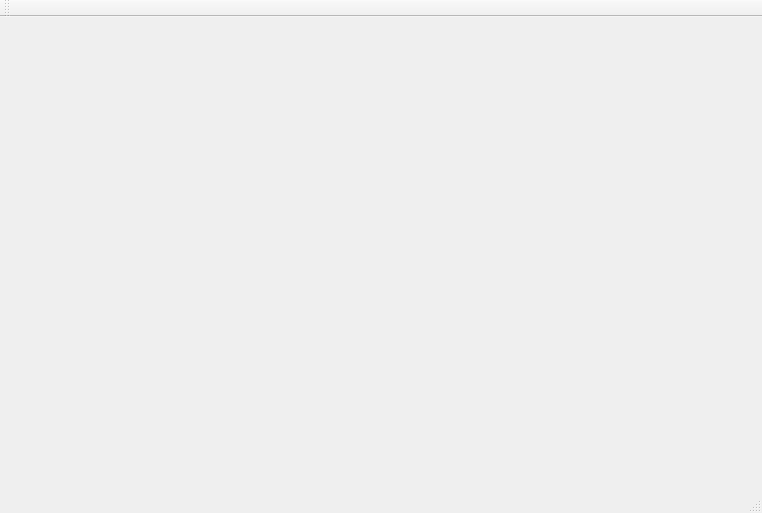
The window that GameWindow.ui (Nexen23/Snake) describes before a commit, drawn with Qt 5.
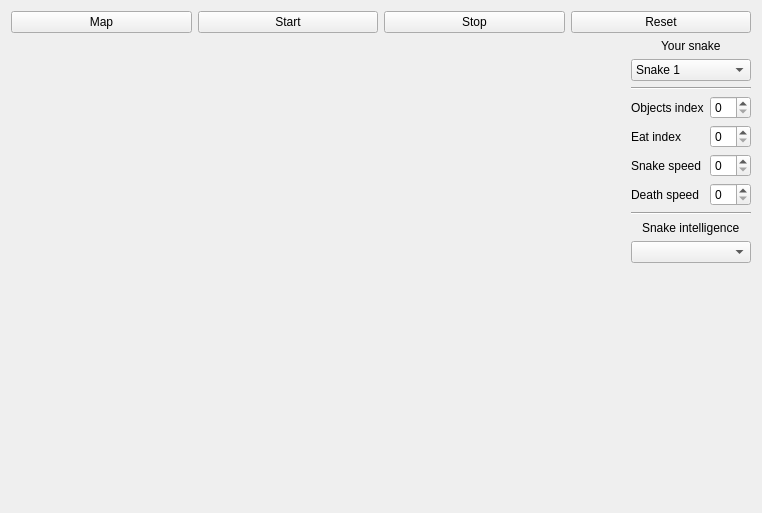
The same window after the commit.

Commit message: Добавлен интерфейс игрового окна и привязка кнопок к функциям

Patch:
```diff
--- a/GameWindow.ui
+++ b/GameWindow.ui
@@ -13,26 +13,215 @@
   <property name="windowTitle">
    <string>MainWindow</string>
   </property>
-  <widget class="QWidget" name="centralWidget"/>
-  <widget class="QMenuBar" name="menuBar">
-   <property name="geometry">
-    <rect>
-     <x>0</x>
-     <y>0</y>
-     <width>762</width>
-     <height>21</height>
-    </rect>
-   </property>
+  <widget class="QWidget" name="centralWidget">
+   <layout class="QGridLayout" name="gridLayout_2">
+    <item row="0" column="0" colspan="2">
+     <layout class="QHBoxLayout" name="horizontalLayout">
+      <property name="spacing">
+       <number>6</number>
+      </property>
+      <property name="sizeConstraint">
+       <enum>QLayout::SetNoConstraint</enum>
+      </property>
+      <item>
+       <widget class="QPushButton" name="map_button">
+        <property name="text">
+         <string>Map</string>
+        </property>
+       </widget>
+      </item>
+      <item>
+       <widget class="QPushButton" name="start_button">
+        <property name="enabled">
+         <bool>true</bool>
+        </property>
+        <property name="text">
+         <string>Start</string>
+        </property>
+       </widget>
+      </item>
+      <item>
+       <widget class="QPushButton" name="stop_button">
+        <property name="text">
+         <string>Stop</string>
+        </property>
+       </widget>
+      </item>
+      <item>
+       <widget class="QPushButton" name="reset_button">
+        <property name="text">
+         <string>Reset</string>
+        </property>
+       </widget>
+      </item>
+     </layout>
+    </item>
+    <item row="1" column="0">
+     <layout class="QGridLayout" name="gridLayout">
+      <item row="0" column="0">
+       <spacer name="horizontalSpacer">
+        <property name="orientation">
+         <enum>Qt::Horizontal</enum>
+        </property>
+        <property name="sizeHint" stdset="0">
+         <size>
+          <width>40</width>
+          <height>20</height>
+         </size>
+        </property>
+       </spacer>
+      </item>
+     </layout>
+    </item>
+    <item row="1" column="1">
+     <layout class="QGridLayout" name="gridLayout_3">
+      <item row="13" column="0" colspan="2">
+       <spacer name="verticalSpacer">
+        <property name="orientation">
+         <enum>Qt::Vertical</enum>
+        </property>
+        <property name="sizeHint" stdset="0">
+         <size>
+          <width>20</width>
+          <height>40</height>
+         </size>
+        </property>
+       </spacer>
+      </item>
+      <item row="5" column="0">
+       <widget class="QLabel" name="label_2">
+        <property name="text">
+         <string>Objects index</string>
+        </property>
+       </widget>
+      </item>
+      <item row="6" column="1">
+       <widget class="QDoubleSpinBox" name="eat_index">
+        <property name="decimals">
+         <number>0</number>
+        </property>
+        <property name="maximum">
+         <double>10.000000000000000</double>
+        </property>
+        <property name="singleStep">
+         <double>1.000000000000000</double>
+        </property>
+       </widget>
+      </item>
+      <item row="2" column="0" colspan="2">
+       <widget class="QComboBox" name="select_snake">
+        <item>
+         <property name="text">
+          <string>Snake 1</string>
+         </property>
+        </item>
+        <item>
+         <property name="text">
+          <string>Snake 2</string>
+         </property>
+        </item>
+        <item>
+         <property name="text">
+          <string>Snake 3</string>
+         </property>
+        </item>
+       </widget>
+      </item>
+      <item row="7" column="1">
+       <widget class="QDoubleSpinBox" name="snake_speed">
+        <property name="decimals">
+         <number>0</number>
+        </property>
+        <property name="maximum">
+         <double>10.000000000000000</double>
+        </property>
+        <property name="singleStep">
+         <double>1.000000000000000</double>
+        </property>
+       </widget>
+      </item>
+      <item row="10" column="0" colspan="2">
+       <widget class="Line" name="line_4">
+        <property name="orientation">
+         <enum>Qt::Horizontal</enum>
+        </property>
+       </widget>
+      </item>
+      <item row="1" column="0" colspan="2" alignment="Qt::AlignHCenter">
+       <widget class="QLabel" name="label">
+        <property name="text">
+         <string>Your snake</string>
+        </property>
+       </widget>
+      </item>
+      <item row="6" column="0">
+       <widget class="QLabel" name="label_3">
+        <property name="text">
+         <string>Eat index</string>
+        </property>
+       </widget>
+      </item>
+      <item row="5" column="1">
+       <widget class="QDoubleSpinBox" name="object_index">
+        <property name="decimals">
+         <number>0</number>
+        </property>
+        <property name="maximum">
+         <double>10.000000000000000</double>
+        </property>
+        <property name="singleStep">
+         <double>1.000000000000000</double>
+        </property>
+       </widget>
+      </item>
+      <item row="7" column="0">
+       <widget class="QLabel" name="label_4">
+        <property name="text">
+         <string>Snake speed</string>
+        </property>
+       </widget>
+      </item>
+      <item row="8" column="1">
+       <widget class="QDoubleSpinBox" name="death_speed">
+        <property name="decimals">
+         <number>0</number>
+        </property>
+        <property name="maximum">
+         <double>10.000000000000000</double>
+        </property>
+        <property name="singleStep">
+         <double>1.000000000000000</double>
+        </property>
+       </widget>
+      </item>
+      <item row="8" column="0">
+       <widget class="QLabel" name="label_5">
+        <property name="text">
+         <string>Death speed</string>
+        </property>
+       </widget>
+      </item>
+      <item row="4" column="0" colspan="2">
+       <widget class="Line" name="line_3">
+        <property name="orientation">
+         <enum>Qt::Horizontal</enum>
+        </property>
+       </widget>
+      </item>
+      <item row="12" column="0" colspan="2">
+       <widget class="QComboBox" name="snake_intelligence"/>
+      </item>
+      <item row="11" column="0" colspan="2" alignment="Qt::AlignHCenter">
+       <widget class="QLabel" name="label_6">
+        <property name="text">
+         <string>Snake intelligence</string>
+        </property>
+       </widget>
+      </item>
+     </layout>
+    </item>
+   </layout>
   </widget>
-  <widget class="QToolBar" name="mainToolBar">
-   <attribute name="toolBarArea">
-    <enum>TopToolBarArea</enum>
-   </attribute>
-   <attribute name="toolBarBreak">
-    <bool>false</bool>
-   </attribute>
-  </widget>
-  <widget class="QStatusBar" name="statusBar"/>
  </widget>
  <layoutdefault spacing="6" margin="11"/>
  <resources/>
```
The commit also changes 2 other files.
